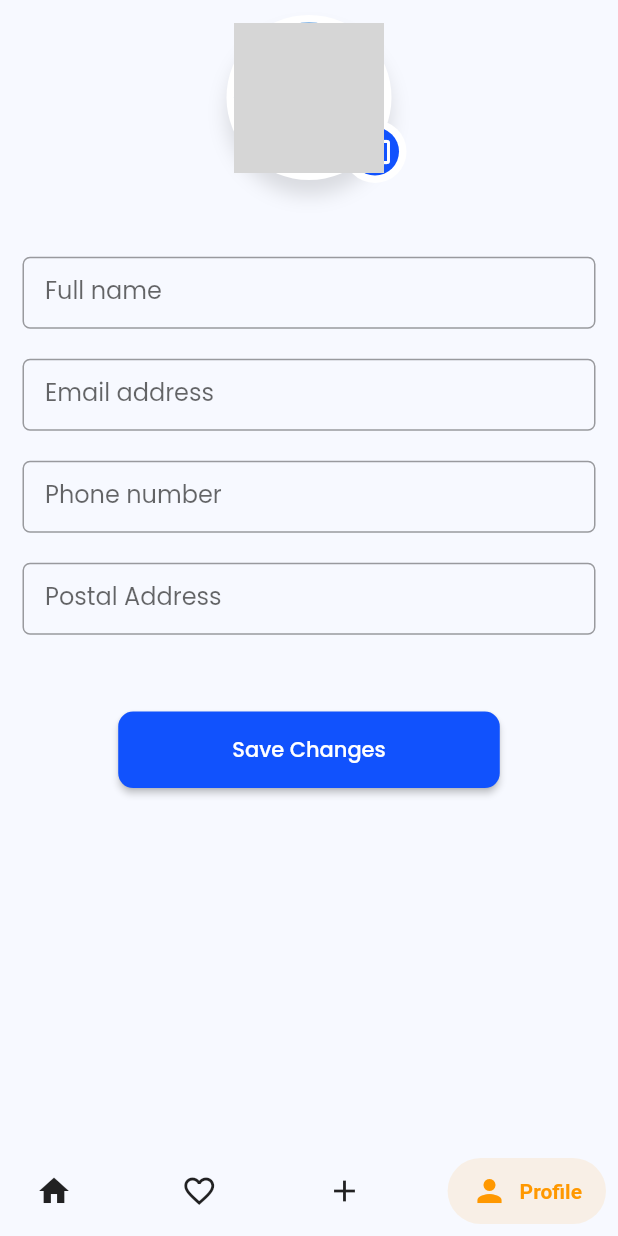
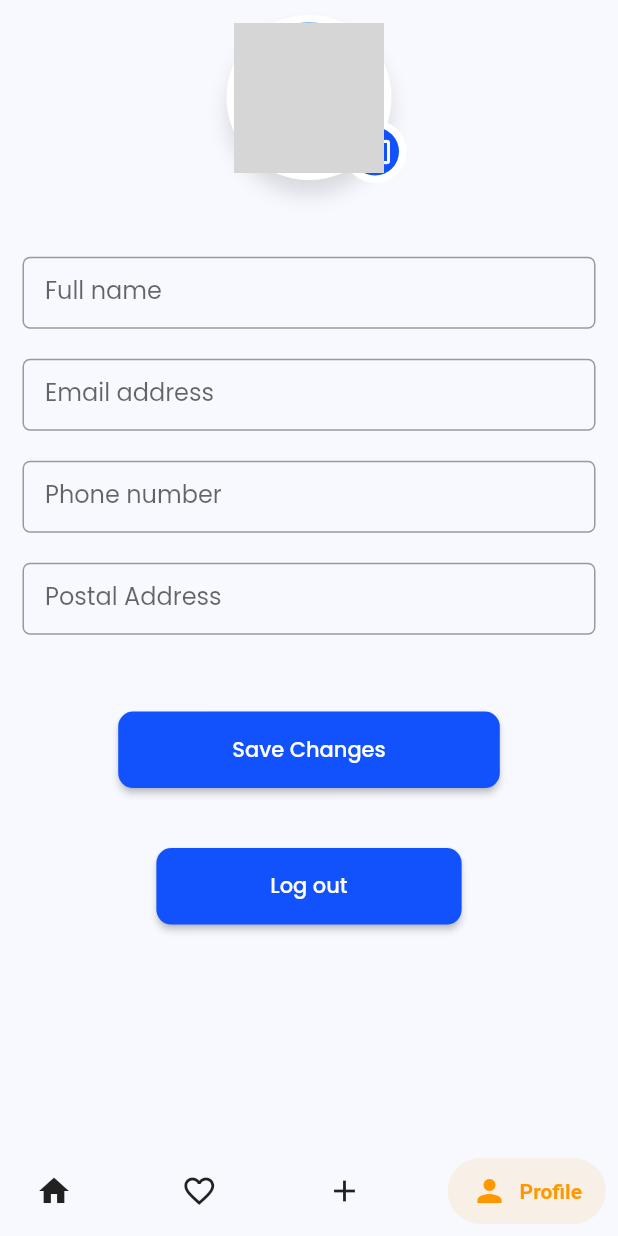
Before and after one commit to reubendeekay/cardinal-realty, a Flutter app: the screen it shows once a user with an empty profile is signed in, item 4 of the bottom bar chosen, on a phone screen of 412 x 824 dp. Run offline on Flutter 3.47's test engine with Material 2 defaults, Android fonts, the phone set to English and light mode, and no system bars; drawn by our look-alikes of salomon_bottom_bar; our stand-ins replace cached_network_image, cloud_firestore, firebase_auth, firebase_core, firebase_database, firebase_storage and 5 more; missing offline and left inert: media_picker_widget; accounts and stored records are empty; network calls fail; grey boxes are pictures that could not be loaded.

Commit message:
Log out function

```diff
--- a/lib/screens/user_profile.dart
+++ b/lib/screens/user_profile.dart
@@ -210,7 +210,23 @@ class _UserProfileState extends State<UserProfile> {
         ),
         SizedBox(
           height: 40,
-        )
+        ),
+        RaisedButton(
+          shape: RoundedRectangleBorder(
+            borderRadius: BorderRadius.circular(10),
+          ),
+          onPressed: () async {
+            FirebaseAuth.instance.signOut();
+          },
+          color: Constants.primaryColor,
+          child: Padding(
+            padding: const EdgeInsets.symmetric(horizontal: 60.0, vertical: 15),
+            child: Text(
+              'Log out',
+              style: TextStyle(color: Colors.white),
+            ),
+          ),
+        ),
       ]),
     ));
   }
```
